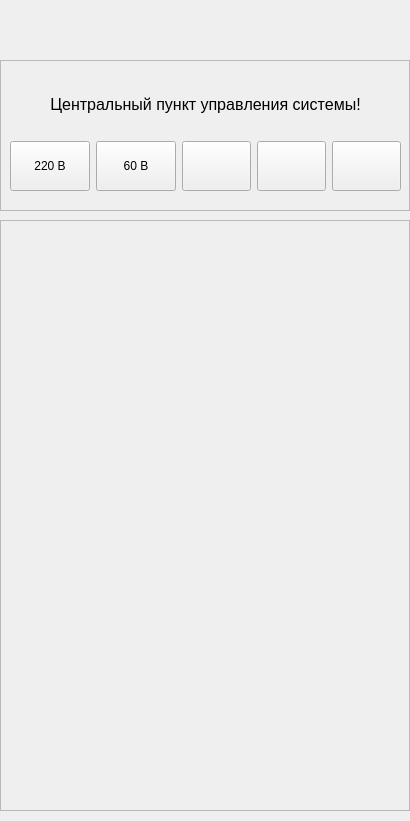
Above: ui/rightWidget.ui from nick9bkru/MIRPC_VTO before the change. Below: the same form after it.
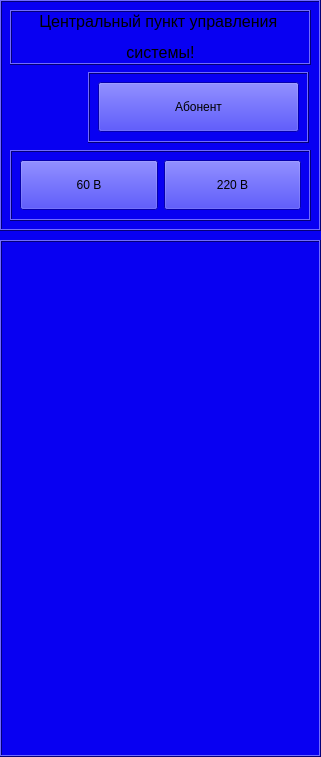
That is the form after the change.

Patch:
```diff
--- a/ui/rightWidget.ui
+++ b/ui/rightWidget.ui
@@ -6,16 +6,431 @@
    <rect>
     <x>0</x>
     <y>0</y>
-    <width>410</width>
-    <height>821</height>
+    <width>321</width>
+    <height>757</height>
    </rect>
   </property>
   <property name="minimumSize">
    <size>
-    <width>400</width>
+    <width>0</width>
     <height>750</height>
    </size>
   </property>
+  <property name="palette">
+   <palette>
+    <active>
+     <colorrole role="WindowText">
+      <brush brushstyle="SolidPattern">
+       <color alpha="255">
+        <red>0</red>
+        <green>0</green>
+        <blue>0</blue>
+       </color>
+      </brush>
+     </colorrole>
+     <colorrole role="Button">
+      <brush brushstyle="SolidPattern">
+       <color alpha="255">
+        <red>8</red>
+        <green>0</green>
+        <blue>242</blue>
+       </color>
+      </brush>
+     </colorrole>
+     <colorrole role="Light">
+      <brush brushstyle="SolidPattern">
+       <color alpha="255">
+        <red>113</red>
+        <green>108</green>
+        <blue>255</blue>
+       </color>
+      </brush>
+     </colorrole>
+     <colorrole role="Midlight">
+      <brush brushstyle="SolidPattern">
+       <color alpha="255">
+        <red>60</red>
+        <green>54</green>
+        <blue>248</blue>
+       </color>
+      </brush>
+     </colorrole>
+     <colorrole role="Dark">
+      <brush brushstyle="SolidPattern">
+       <color alpha="255">
+        <red>4</red>
+        <green>0</green>
+        <blue>121</blue>
+       </color>
+      </brush>
+     </colorrole>
+     <colorrole role="Mid">
+      <brush brushstyle="SolidPattern">
+       <color alpha="255">
+        <red>5</red>
+        <green>0</green>
+        <blue>161</blue>
+       </color>
+      </brush>
+     </colorrole>
+     <colorrole role="Text">
+      <brush brushstyle="SolidPattern">
+       <color alpha="255">
+        <red>0</red>
+        <green>0</green>
+        <blue>0</blue>
+       </color>
+      </brush>
+     </colorrole>
+     <colorrole role="BrightText">
+      <brush brushstyle="SolidPattern">
+       <color alpha="255">
+        <red>255</red>
+        <green>255</green>
+        <blue>255</blue>
+       </color>
+      </brush>
+     </colorrole>
+     <colorrole role="ButtonText">
+      <brush brushstyle="SolidPattern">
+       <color alpha="255">
+        <red>0</red>
+        <green>0</green>
+        <blue>0</blue>
+       </color>
+      </brush>
+     </colorrole>
+     <colorrole role="Base">
+      <brush brushstyle="SolidPattern">
+       <color alpha="255">
+        <red>255</red>
+        <green>255</green>
+        <blue>255</blue>
+       </color>
+      </brush>
+     </colorrole>
+     <colorrole role="Window">
+      <brush brushstyle="SolidPattern">
+       <color alpha="255">
+        <red>8</red>
+        <green>0</green>
+        <blue>242</blue>
+       </color>
+      </brush>
+     </colorrole>
+     <colorrole role="Shadow">
+      <brush brushstyle="SolidPattern">
+       <color alpha="255">
+        <red>0</red>
+        <green>0</green>
+        <blue>0</blue>
+       </color>
+      </brush>
+     </colorrole>
+     <colorrole role="AlternateBase">
+      <brush brushstyle="SolidPattern">
+       <color alpha="255">
+        <red>131</red>
+        <green>127</green>
+        <blue>248</blue>
+       </color>
+      </brush>
+     </colorrole>
+     <colorrole role="ToolTipBase">
+      <brush brushstyle="SolidPattern">
+       <color alpha="255">
+        <red>2</red>
+        <green>35</green>
+        <blue>255</blue>
+       </color>
+      </brush>
+     </colorrole>
+     <colorrole role="ToolTipText">
+      <brush brushstyle="SolidPattern">
+       <color alpha="255">
+        <red>0</red>
+        <green>0</green>
+        <blue>0</blue>
+       </color>
+      </brush>
+     </colorrole>
+    </active>
+    <inactive>
+     <colorrole role="WindowText">
+      <brush brushstyle="SolidPattern">
+       <color alpha="255">
+        <red>0</red>
+        <green>0</green>
+        <blue>0</blue>
+       </color>
+      </brush>
+     </colorrole>
+     <colorrole role="Button">
+      <brush brushstyle="SolidPattern">
+       <color alpha="255">
+        <red>8</red>
+        <green>0</green>
+        <blue>242</blue>
+       </color>
+      </brush>
+     </colorrole>
+     <colorrole role="Light">
+      <brush brushstyle="SolidPattern">
+       <color alpha="255">
+        <red>113</red>
+        <green>108</green>
+        <blue>255</blue>
+       </color>
+      </brush>
+     </colorrole>
+     <colorrole role="Midlight">
+      <brush brushstyle="SolidPattern">
+       <color alpha="255">
+        <red>60</red>
+        <green>54</green>
+        <blue>248</blue>
+       </color>
+      </brush>
+     </colorrole>
+     <colorrole role="Dark">
+      <brush brushstyle="SolidPattern">
+       <color alpha="255">
+        <red>4</red>
+        <green>0</green>
+        <blue>121</blue>
+       </color>
+      </brush>
+     </colorrole>
+     <colorrole role="Mid">
+      <brush brushstyle="SolidPattern">
+       <color alpha="255">
+        <red>5</red>
+        <green>0</green>
+        <blue>161</blue>
+       </color>
+      </brush>
+     </colorrole>
+     <colorrole role="Text">
+      <brush brushstyle="SolidPattern">
+       <color alpha="255">
+        <red>0</red>
+        <green>0</green>
+        <blue>0</blue>
+       </color>
+      </brush>
+     </colorrole>
+     <colorrole role="BrightText">
+      <brush brushstyle="SolidPattern">
+       <color alpha="255">
+        <red>255</red>
+        <green>255</green>
+        <blue>255</blue>
+       </color>
+      </brush>
+     </colorrole>
+     <colorrole role="ButtonText">
+      <brush brushstyle="SolidPattern">
+       <color alpha="255">
+        <red>0</red>
+        <green>0</green>
+        <blue>0</blue>
+       </color>
+      </brush>
+     </colorrole>
+     <colorrole role="Base">
+      <brush brushstyle="SolidPattern">
+       <color alpha="255">
+        <red>255</red>
+        <green>255</green>
+        <blue>255</blue>
+       </color>
+      </brush>
+     </colorrole>
+     <colorrole role="Window">
+      <brush brushstyle="SolidPattern">
+       <color alpha="255">
+        <red>8</red>
+        <green>0</green>
+        <blue>242</blue>
+       </color>
+      </brush>
+     </colorrole>
+     <colorrole role="Shadow">
+      <brush brushstyle="SolidPattern">
+       <color alpha="255">
+        <red>0</red>
+        <green>0</green>
+        <blue>0</blue>
+       </color>
+      </brush>
+     </colorrole>
+     <colorrole role="AlternateBase">
+      <brush brushstyle="SolidPattern">
+       <color alpha="255">
+        <red>131</red>
+        <green>127</green>
+        <blue>248</blue>
+       </color>
+      </brush>
+     </colorrole>
+     <colorrole role="ToolTipBase">
+      <brush brushstyle="SolidPattern">
+       <color alpha="255">
+        <red>255</red>
+        <green>255</green>
+        <blue>220</blue>
+       </color>
+      </brush>
+     </colorrole>
+     <colorrole role="ToolTipText">
+      <brush brushstyle="SolidPattern">
+       <color alpha="255">
+        <red>0</red>
+        <green>0</green>
+        <blue>0</blue>
+       </color>
+      </brush>
+     </colorrole>
+    </inactive>
+    <disabled>
+     <colorrole role="WindowText">
+      <brush brushstyle="SolidPattern">
+       <color alpha="255">
+        <red>4</red>
+        <green>0</green>
+        <blue>121</blue>
+       </color>
+      </brush>
+     </colorrole>
+     <colorrole role="Button">
+      <brush brushstyle="SolidPattern">
+       <color alpha="255">
+        <red>8</red>
+        <green>0</green>
+        <blue>242</blue>
+       </color>
+      </brush>
+     </colorrole>
+     <colorrole role="Light">
+      <brush brushstyle="SolidPattern">
+       <color alpha="255">
+        <red>113</red>
+        <green>108</green>
+        <blue>255</blue>
+       </color>
+      </brush>
+     </colorrole>
+     <colorrole role="Midlight">
+      <brush brushstyle="SolidPattern">
+       <color alpha="255">
+        <red>60</red>
+        <green>54</green>
+        <blue>248</blue>
+       </color>
+      </brush>
+     </colorrole>
+     <colorrole role="Dark">
+      <brush brushstyle="SolidPattern">
+       <color alpha="255">
+        <red>4</red>
+        <green>0</green>
+        <blue>121</blue>
+       </color>
+      </brush>
+     </colorrole>
+     <colorrole role="Mid">
+      <brush brushstyle="SolidPattern">
+       <color alpha="255">
+        <red>5</red>
+        <green>0</green>
+        <blue>161</blue>
+       </color>
+      </brush>
+     </colorrole>
+     <colorrole role="Text">
+      <brush brushstyle="SolidPattern">
+       <color alpha="255">
+        <red>4</red>
+        <green>0</green>
+        <blue>121</blue>
+       </color>
+      </brush>
+     </colorrole>
+     <colorrole role="BrightText">
+      <brush brushstyle="SolidPattern">
+       <color alpha="255">
+        <red>255</red>
+        <green>255</green>
+        <blue>255</blue>
+       </color>
+      </brush>
+     </colorrole>
+     <colorrole role="ButtonText">
+      <brush brushstyle="SolidPattern">
+       <color alpha="255">
+        <red>4</red>
+        <green>0</green>
+        <blue>121</blue>
+       </color>
+      </brush>
+     </colorrole>
+     <colorrole role="Base">
+      <brush brushstyle="SolidPattern">
+       <color alpha="255">
+        <red>8</red>
+        <green>0</green>
+        <blue>242</blue>
+       </color>
+      </brush>
+     </colorrole>
+     <colorrole role="Window">
+      <brush brushstyle="SolidPattern">
+       <color alpha="255">
+        <red>8</red>
+        <green>0</green>
+        <blue>242</blue>
+       </color>
+      </brush>
+     </colorrole>
+     <colorrole role="Shadow">
+      <brush brushstyle="SolidPattern">
+       <color alpha="255">
+        <red>0</red>
+        <green>0</green>
+        <blue>0</blue>
+       </color>
+      </brush>
+     </colorrole>
+     <colorrole role="AlternateBase">
+      <brush brushstyle="SolidPattern">
+       <color alpha="255">
+        <red>8</red>
+        <green>0</green>
+        <blue>242</blue>
+       </color>
+      </brush>
+     </colorrole>
+     <colorrole role="ToolTipBase">
+      <brush brushstyle="SolidPattern">
+       <color alpha="255">
+        <red>255</red>
+        <green>255</green>
+        <blue>220</blue>
+       </color>
+      </brush>
+     </colorrole>
+     <colorrole role="ToolTipText">
+      <brush brushstyle="SolidPattern">
+       <color alpha="255">
+        <red>0</red>
+        <green>0</green>
+        <blue>0</blue>
+       </color>
+      </brush>
+     </colorrole>
+    </disabled>
+   </palette>
+  </property>
   <property name="windowTitle">
    <string>Frame</string>
   </property>
@@ -23,7 +438,7 @@
    <enum>QFrame::NoFrame</enum>
   </property>
   <property name="frameShadow">
-   <enum>QFrame::Raised</enum>
+   <enum>QFrame::Sunken</enum>
   </property>
   <property name="lineWidth">
    <number>0</number>
@@ -32,29 +447,32 @@
    <property name="geometry">
     <rect>
      <x>0</x>
-     <y>60</y>
-     <width>410</width>
-     <height>151</height>
+     <y>0</y>
+     <width>321</width>
+     <height>231</height>
     </rect>
    </property>
    <property name="frameShape">
-    <enum>QFrame::StyledPanel</enum>
+    <enum>QFrame::Box</enum>
    </property>
    <property name="frameShadow">
     <enum>QFrame::Raised</enum>
    </property>
-   <widget class="QWidget" name="verticalLayoutWidget">
-    <property name="geometry">
-     <rect>
-      <x>10</x>
-      <y>0</y>
-      <width>391</width>
-      <height>141</height>
-     </rect>
-    </property>
-    <layout class="QVBoxLayout" name="verticalLayout">
-     <item>
+   <property name="lineWidth">
+    <number>1</number>
+   </property>
+   <property name="midLineWidth">
+    <number>0</number>
+   </property>
       <widget class="QLabel" name="labelName">
+    <property name="geometry">
+     <rect>
+      <x>10</x>
+      <y>10</y>
+      <width>301</width>
+      <height>55</height>
+     </rect>
+    </property>
        <property name="minimumSize">
         <size>
          <width>0</width>
@@ -69,7 +487,7 @@
        </property>
        <property name="font">
         <font>
-         <pointsize>12</pointsize>
+      <pointsize>11</pointsize>
          <italic>false</italic>
          <stylestrategy>PreferAntialias</stylestrategy>
          <kerning>false</kerning>
@@ -82,37 +500,57 @@
         <enum>Qt::LeftToRight</enum>
        </property>
        <property name="frameShape">
-        <enum>QFrame::NoFrame</enum>
+     <enum>QFrame::Box</enum>
        </property>
        <property name="frameShadow">
-        <enum>QFrame::Plain</enum>
+     <enum>QFrame::Raised</enum>
        </property>
        <property name="midLineWidth">
-        <number>2</number>
+     <number>0</number>
        </property>
        <property name="text">
-        <string>Центральный пункт управления системы!</string>
+     <string>&lt;!DOCTYPE HTML PUBLIC &quot;-//W3C//DTD HTML 4.0//EN&quot; &quot;http://www.w3.org/TR/REC-html40/strict.dtd&quot;&gt;
+&lt;html&gt;&lt;head&gt;&lt;meta name=&quot;qrichtext&quot; content=&quot;1&quot; /&gt;&lt;style type=&quot;text/css&quot;&gt;
+p, li { white-space: pre-wrap; }
+&lt;/style&gt;&lt;/head&gt;&lt;body style=&quot; font-family:'Ubuntu'; font-size:11pt; font-weight:400; font-style:normal;&quot;&gt;
+&lt;p align=&quot;center&quot; style=&quot; margin-top:12px; margin-bottom:12px; margin-left:0px; margin-right:0px; -qt-block-indent:0; text-indent:0px;&quot;&gt;&lt;span style=&quot; font-size:12pt;&quot;&gt;Центральный пункт управления &lt;/span&gt;&lt;/p&gt;
+&lt;p align=&quot;center&quot; style=&quot; margin-top:12px; margin-bottom:12px; margin-left:0px; margin-right:0px; -qt-block-indent:0; text-indent:0px;&quot;&gt;&lt;span style=&quot; font-size:12pt;&quot;&gt;системы!&lt;/span&gt;&lt;/p&gt;&lt;/body&gt;&lt;/html&gt;</string>
        </property>
        <property name="alignment">
         <set>Qt::AlignCenter</set>
        </property>
       </widget>
-     </item>
-     <item>
-      <layout class="QHBoxLayout" name="CPUButLayout">
-       <item>
-        <widget class="QPushButton" name="pow220">
-         <property name="maximumSize">
-          <size>
-           <width>16777215</width>
-           <height>50</height>
-          </size>
-         </property>
-         <property name="text">
-          <string>220 В</string>
-         </property>
-        </widget>
-       </item>
+   <widget class="QFrame" name="frame">
+    <property name="geometry">
+     <rect>
+      <x>10</x>
+      <y>150</y>
+      <width>301</width>
+      <height>71</height>
+     </rect>
+    </property>
+    <property name="frameShape">
+     <enum>QFrame::Box</enum>
+    </property>
+    <property name="frameShadow">
+     <enum>QFrame::Raised</enum>
+    </property>
+    <widget class="QWidget" name="horizontalLayoutWidget">
+     <property name="geometry">
+      <rect>
+       <x>0</x>
+       <y>0</y>
+       <width>301</width>
+       <height>71</height>
+      </rect>
+     </property>
+     <layout class="QHBoxLayout" name="horizontalLayout">
+      <property name="leftMargin">
+       <number>10</number>
+      </property>
+      <property name="rightMargin">
+       <number>10</number>
+      </property>
        <item>
         <widget class="QPushButton" name="pow60">
          <property name="sizePolicy">
@@ -136,44 +574,25 @@
          <property name="text">
           <string>60 В</string>
          </property>
-        </widget>
-       </item>
-       <item>
-        <widget class="QPushButton" name="pushButton_8">
-         <property name="minimumSize">
-          <size>
-           <width>0</width>
-           <height>0</height>
-          </size>
-         </property>
-         <property name="maximumSize">
-          <size>
-           <width>16777215</width>
-           <height>50</height>
-          </size>
-         </property>
-         <property name="styleSheet">
-          <string notr="true"/>
-         </property>
-         <property name="text">
-          <string/>
-         </property>
+        <property name="checkable">
+         <bool>false</bool>
+        </property>
+        <property name="checked">
+         <bool>false</bool>
+        </property>
+        <property name="autoDefault">
+         <bool>false</bool>
+        </property>
+        <property name="default">
+         <bool>false</bool>
+        </property>
+        <property name="flat">
+         <bool>false</bool>
+        </property>
         </widget>
        </item>
        <item>
-        <widget class="QPushButton" name="pushButton_7">
-         <property name="sizePolicy">
-          <sizepolicy hsizetype="Minimum" vsizetype="Minimum">
-           <horstretch>0</horstretch>
-           <verstretch>0</verstretch>
-          </sizepolicy>
-         </property>
-         <property name="minimumSize">
-          <size>
-           <width>0</width>
-           <height>20</height>
-          </size>
-         </property>
+       <widget class="QPushButton" name="pow220">
          <property name="maximumSize">
           <size>
            <width>16777215</width>
@@ -181,39 +600,54 @@
           </size>
          </property>
          <property name="text">
-          <string/>
+         <string>220 В</string>
          </property>
         </widget>
        </item>
-       <item>
-        <widget class="QPushButton" name="pushButton_4">
-         <property name="maximumSize">
-          <size>
-           <width>16777215</width>
+     </layout>
+    </widget>
+   </widget>
+   <widget class="QFrame" name="frame_2">
+    <property name="geometry">
+     <rect>
+      <x>88</x>
+      <y>72</y>
+      <width>221</width>
+      <height>71</height>
+     </rect>
+    </property>
+    <property name="frameShape">
+     <enum>QFrame::Box</enum>
+    </property>
+    <property name="frameShadow">
+     <enum>QFrame::Raised</enum>
+    </property>
+    <widget class="QPushButton" name="AbButton">
+     <property name="geometry">
+      <rect>
+       <x>10</x>
+       <y>10</y>
+       <width>201</width>
            <height>50</height>
-          </size>
+      </rect>
          </property>
          <property name="text">
-          <string/>
-         </property>
-        </widget>
-       </item>
-      </layout>
-     </item>
-    </layout>
+      <string>Абонент</string>
+     </property>
+    </widget>
    </widget>
   </widget>
   <widget class="QFrame" name="framePc">
    <property name="geometry">
     <rect>
      <x>0</x>
-     <y>220</y>
-     <width>410</width>
-     <height>591</height>
+     <y>240</y>
+     <width>321</width>
+     <height>517</height>
     </rect>
    </property>
    <property name="frameShape">
-    <enum>QFrame::StyledPanel</enum>
+    <enum>QFrame::Box</enum>
    </property>
    <property name="frameShadow">
     <enum>QFrame::Raised</enum>
@@ -223,11 +657,11 @@
      <rect>
       <x>10</x>
       <y>10</y>
-      <width>391</width>
-      <height>571</height>
+      <width>301</width>
+      <height>491</height>
      </rect>
     </property>
-    <layout class="QGridLayout" name="gridPc" rowstretch="0" rowminimumheight="0" columnminimumwidth="0">
+    <layout class="QGridLayout" name="gridPc" rowstretch="0">
      <property name="sizeConstraint">
       <enum>QLayout::SetMaximumSize</enum>
      </property>
@@ -252,16 +686,6 @@
     </layout>
    </widget>
   </widget>
-  <widget class="QWidget" name="TimeWidget" native="true">
-   <property name="geometry">
-    <rect>
-     <x>10</x>
-     <y>0</y>
-     <width>391</width>
-     <height>51</height>
-    </rect>
-   </property>
-  </widget>
  </widget>
  <resources/>
  <connections/>
```
Lines whose indentation alone changed are shown as unchanged.
